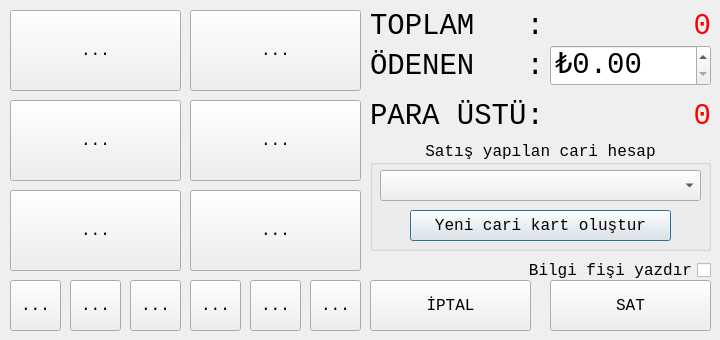
The window that satisyapform.ui (mamoo81/bhss) describes before a commit, drawn with Qt 5.
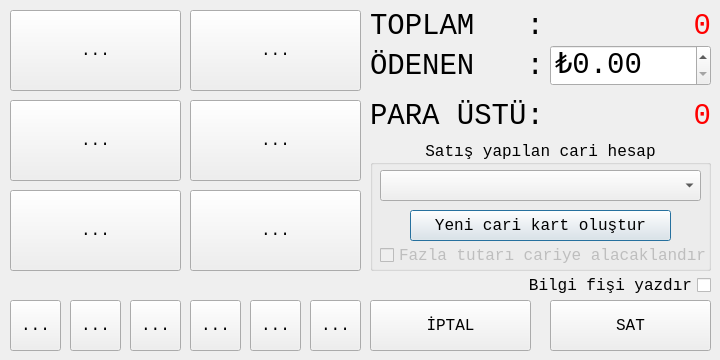
The same window after the commit. Icons and pictures are not drawn.

Diff of the .ui file:
```diff
--- a/satisyapform.ui
+++ b/satisyapform.ui
@@ -7,19 +7,19 @@
     <x>0</x>
     <y>0</y>
     <width>720</width>
-    <height>340</height>
+    <height>360</height>
    </rect>
   </property>
   <property name="minimumSize">
    <size>
     <width>720</width>
-    <height>340</height>
+    <height>360</height>
    </size>
   </property>
   <property name="maximumSize">
    <size>
     <width>720</width>
-    <height>340</height>
+    <height>360</height>
    </size>
   </property>
   <property name="font">
@@ -151,7 +151,7 @@
      <x>370</x>
      <y>140</y>
      <width>341</width>
-     <height>111</height>
+     <height>131</height>
     </rect>
    </property>
    <property name="title">
@@ -199,12 +199,28 @@
      </font>
     </property>
    </widget>
+   <widget class="QCheckBox" name="fazlaTutarcheckBox">
+    <property name="enabled">
+     <bool>false</bool>
+    </property>
+    <property name="geometry">
+     <rect>
+      <x>10</x>
+      <y>100</y>
+      <width>331</width>
+      <height>31</height>
+     </rect>
+    </property>
+    <property name="text">
+     <string>Fazla tutarı cariye alacaklandır</string>
+    </property>
+   </widget>
   </widget>
   <widget class="QPushButton" name="iptalBtn">
    <property name="geometry">
     <rect>
      <x>370</x>
-     <y>280</y>
+     <y>300</y>
      <width>161</width>
      <height>51</height>
     </rect>
@@ -227,7 +243,7 @@
    <property name="geometry">
     <rect>
      <x>550</x>
-     <y>280</y>
+     <y>300</y>
      <width>161</width>
      <height>51</height>
     </rect>
@@ -275,7 +291,7 @@
    <property name="geometry">
     <rect>
      <x>520</x>
-     <y>260</y>
+     <y>275</y>
      <width>191</width>
      <height>21</height>
     </rect>
@@ -429,7 +445,7 @@
    <property name="geometry">
     <rect>
      <x>10</x>
-     <y>280</y>
+     <y>300</y>
      <width>51</width>
      <height>51</height>
     </rect>
@@ -452,7 +468,7 @@
    <property name="geometry">
     <rect>
      <x>70</x>
-     <y>280</y>
+     <y>300</y>
      <width>51</width>
      <height>51</height>
     </rect>
@@ -475,7 +491,7 @@
    <property name="geometry">
     <rect>
      <x>130</x>
-     <y>280</y>
+     <y>300</y>
      <width>51</width>
      <height>51</height>
     </rect>
@@ -498,7 +514,7 @@
    <property name="geometry">
     <rect>
      <x>190</x>
-     <y>280</y>
+     <y>300</y>
      <width>51</width>
      <height>51</height>
     </rect>
@@ -521,7 +537,7 @@
    <property name="geometry">
     <rect>
      <x>250</x>
-     <y>280</y>
+     <y>300</y>
      <width>51</width>
      <height>51</height>
     </rect>
@@ -544,7 +560,7 @@
    <property name="geometry">
     <rect>
      <x>310</x>
-     <y>280</y>
+     <y>300</y>
      <width>51</width>
      <height>51</height>
     </rect>
```
